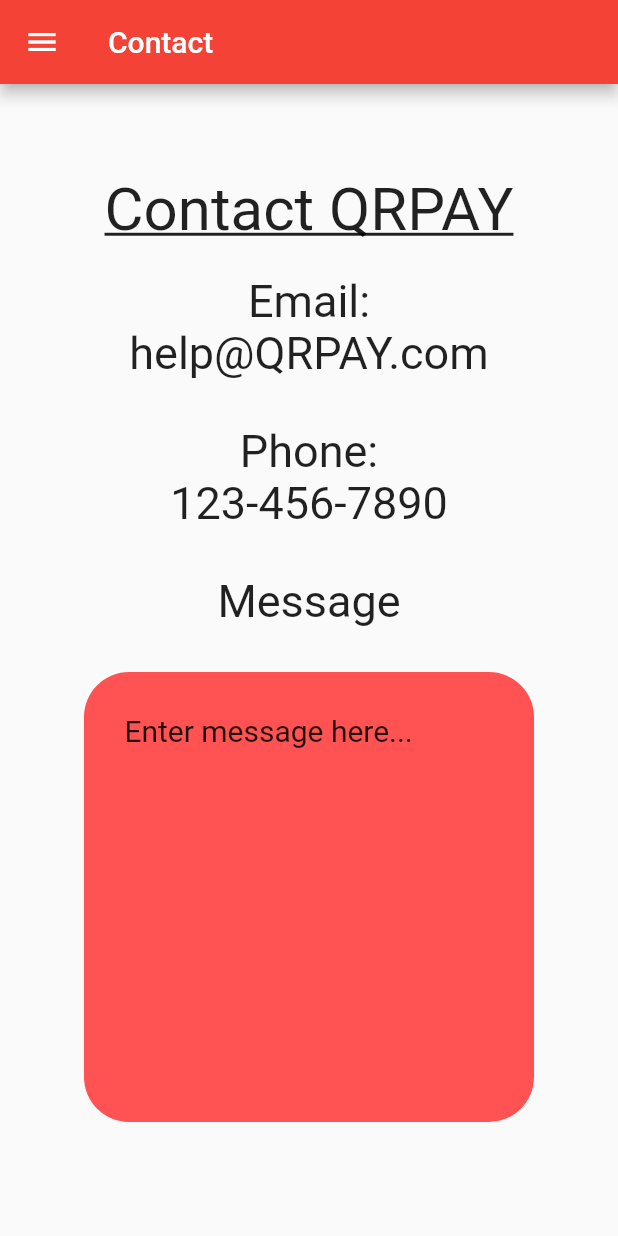
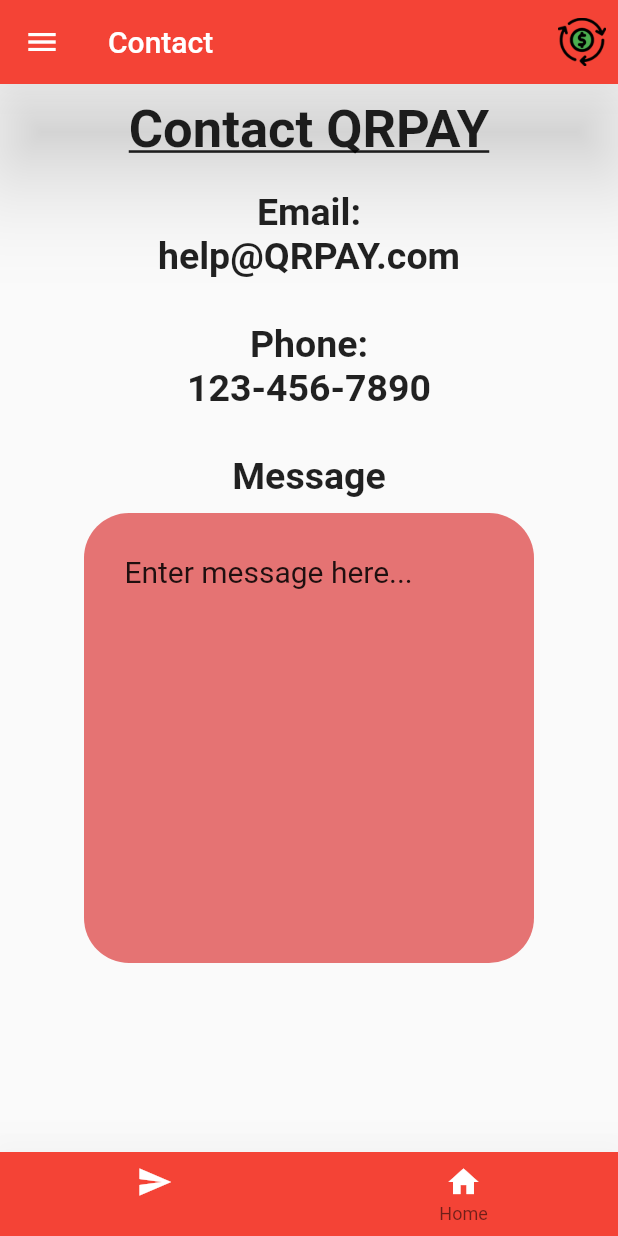
Before and after one commit to espressoAndCode/qrpay_app, a Flutter app: the ContactPage screen opened by its route, on a phone screen of 412 x 824 dp. Run offline on Flutter 3.47's test engine with Material 2 defaults, Android fonts, the phone set to English and light mode, and no system bars; our stand-ins replace firebase_auth, firebase_core; missing offline and left inert: qr_code_scanner; accounts and stored records are empty.

Commit message:
contact page edited + bottom bar

```diff
--- a/lib/module/contact/contact_list_view.dart
+++ b/lib/module/contact/contact_list_view.dart
@@ -1,9 +1,8 @@
 import 'package:flutter/material.dart';
 import 'package:qrpay_app/widget/drawer.dart';
-
+import 'package:qrpay_app/module/splash/splash_view.dart';
 
 class ContactPage extends StatelessWidget {
-
   static const String routeName = '/contact';
 
   @override
@@ -11,6 +10,13 @@ class ContactPage extends StatelessWidget {
     return Scaffold(
       appBar: AppBar(
         title: Text("Contact"),
+        actions: [
+          IconButton(
+            icon: Image.asset('res/images/qplogo.png'),
+            onPressed: () {},
+          ),
+        ],
+        elevation: 30.0,
       ),
       drawer: AppDrawer(),
       body: Center(
@@ -19,76 +25,130 @@ class ContactPage extends StatelessWidget {
           children: [
             Container(
               // alignment: Alignment.center,
-                padding: EdgeInsets.fromLTRB(20, 60, 20, 20),
-                child: Text("Contact QRPAY",
+              padding: EdgeInsets.fromLTRB(20, 10, 20, 20),
+              child: Text(
+                "Contact QRPAY",
                 style: TextStyle(
-                    fontSize: 40,
+                  fontSize: 35,
+                  fontWeight: FontWeight.bold,
                   decoration: TextDecoration.underline,
                 ),
               ),
-
             ),
             Container(
-                child: Text("Email:",
+              child: Text(
+                "Email:",
                 style: TextStyle(
-                    fontSize: 30,
+                  fontSize: 25,
+                  fontWeight: FontWeight.bold,
                 ),
               ),
             ),
             Container(
               padding: EdgeInsets.fromLTRB(20, 0, 20, 30),
-                child: Text("help@QRPAY.com",
+              child: Text(
+                "help@QRPAY.com",
                 style: TextStyle(
-                    fontSize: 30,
+                  fontSize: 25,
+                  fontWeight: FontWeight.bold,
                 ),
               ),
             ),
             Container(
-                child: Text("Phone:",
+              child: Text(
+                "Phone:",
                 style: TextStyle(
-                    fontSize: 30,
+                  fontSize: 25,
+                  fontWeight: FontWeight.bold,
                 ),
               ),
             ),
             Container(
               padding: EdgeInsets.fromLTRB(20, 0, 20, 30),
-                child: Text("123-456-7890",
+              child: Text(
+                "123-456-7890",
                 style: TextStyle(
-                    fontSize: 30,
+                  fontSize: 25,
+                  fontWeight: FontWeight.bold,
                 ),
               ),
             ),
             Container(
-                padding: EdgeInsets.fromLTRB(20, 0, 20, 30),
-                child: Text("Message",
+              padding: EdgeInsets.fromLTRB(20, 0, 20, 10),
+              child: Text(
+                "Message",
                 style: TextStyle(
-                    fontSize: 30,
+                  fontSize: 25,
+                  fontWeight: FontWeight.bold,
                 ),
               ),
             ),
             Container(
-                width:  300,
+              width: 300,
               height: 300,
-                alignment:  Alignment(-0.5, -0.8),
+              alignment: Alignment(-0.5, -0.8),
               decoration: BoxDecoration(
-                  color: Colors.redAccent,
-                  borderRadius: BorderRadius.circular(30)
-
-                ),
-
-                child: Text("Enter message here...",
+                  color: Colors.red[300],
+                  borderRadius: BorderRadius.circular(30)),
+              child: Text(
+                "Enter message here...",
                 style: TextStyle(
                   fontSize: 20,
                 ),
               ),
             ),
-
-            ]
-          )
+          ],
         ),
-
+      ),
+      bottomNavigationBar: BottomNavigationBar(
+        backgroundColor: Colors.red,
+        elevation: 30.0,
+        items: const <BottomNavigationBarItem>[
+          BottomNavigationBarItem(
+            icon: Icon(
+              Icons.send,
+              color: Colors.white,
+            ),
+            // label: 'Scan QR Code',
+            title: Text(
+              'Submit',
+              style: TextStyle(
+                color: Colors.white,
+                fontSize: 15.0,
+              ),
+            ),
+          ),
+          BottomNavigationBarItem(
+            icon: Icon(
+              Icons.home,
+              color: Colors.white,
+            ),
+            // label: 'Sell',
+            title: Text(
+              'Home',
+              style: TextStyle(
+                color: Colors.white,
+                fontSize: 15.0,
+              ),
+            ),
+          ),
+        ],
+        onTap: (index) {
+          if (index == 0) {
+            print("Submitting the message");
+          }
+          if (index == 1) {
+            print("Going to Homepage");
+            Navigator.push(
+              context,
+              MaterialPageRoute(
+                builder: (BuildContext context) => SplashPage(),
+              ),
+            );
+          }
+        },
+      ),
       //
-
     );
   }
 }
```
Lines whose indentation alone changed are shown as unchanged.
